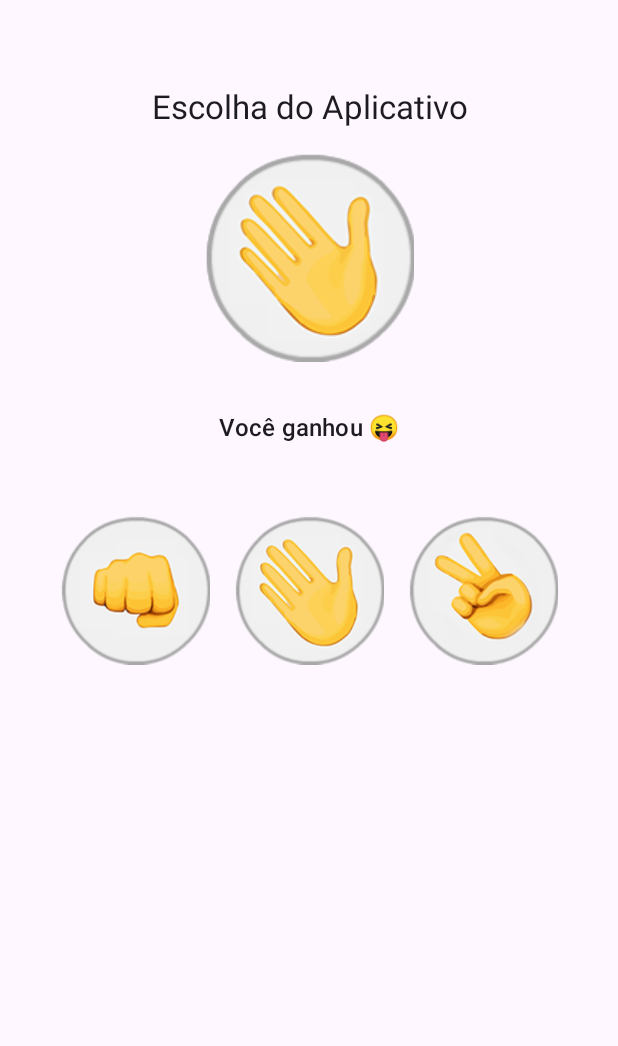
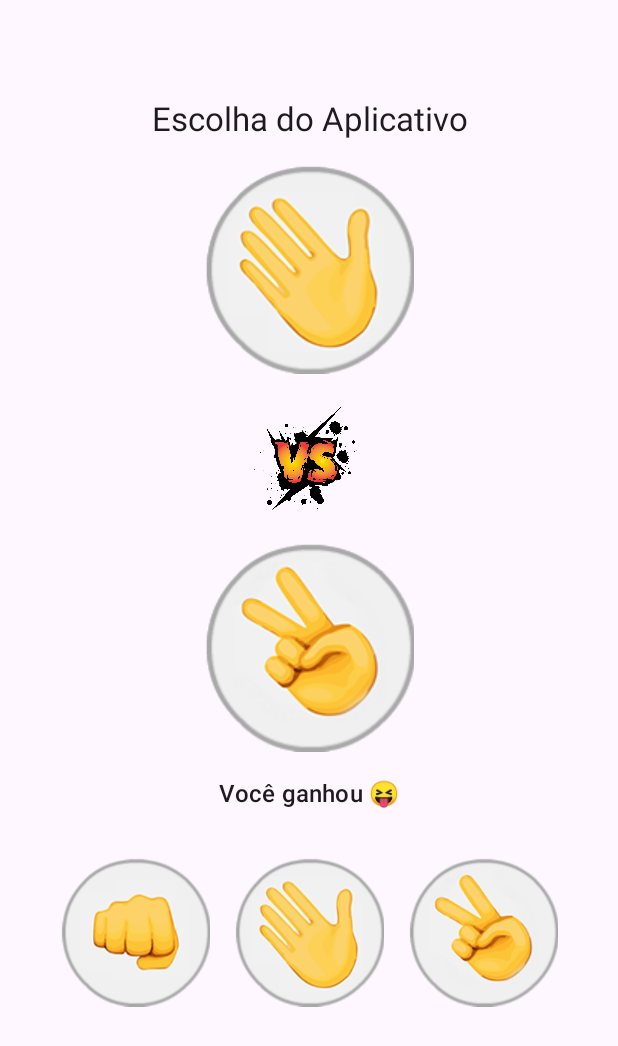
Before and after one commit to V1n1c1us-K-S-W4t4n4b3/Jokenpo-em-Java, an Android app: the screen it shows after launch (MainActivity), after a tap on an icon or button, on a phone screen of 412 x 824 dp. Shown: the top 1046 px of the screen. Run offline under Robolectric (Android 15) with nearby library versions, the phone set to English and light mode, and no system bars; 1 other tap on this screen came first.

Commit message:
fine adjustments

```diff
--- a/app/src/main/java/com/kzdev/jokenpo/MainActivity.java
+++ b/app/src/main/java/com/kzdev/jokenpo/MainActivity.java
@@ -41,7 +41,9 @@ public class MainActivity extends AppCompatActivity {
 
     public void selectChoice(String selectChoice) {
 
-        ImageView imageView = findViewById(R.id.iv_app_choice);
+        ImageView imageAppChoiceView = findViewById(R.id.iv_app_choice);
+
+        ImageView imageYourChoiceView = findViewById(R.id.iv_your_choice);
 
         TextView textResult = findViewById(R.id.tv_result);
 
@@ -51,20 +53,32 @@ public class MainActivity extends AppCompatActivity {
 
         String optionsApp = options[number];
 
-        switch (optionsApp) {
-
+        switch (selectChoice) {
             case "stone":
-                imageView.setImageResource(R.drawable.pedra);
+                imageYourChoiceView.setImageResource(R.drawable.pedra);
                 break;
 
             case "paper":
-                imageView.setImageResource(R.drawable.papel);
+                imageYourChoiceView.setImageResource(R.drawable.papel);
                 break;
 
             case "scissor":
-                imageView.setImageResource(R.drawable.tesoura);
+                imageYourChoiceView.setImageResource(R.drawable.tesoura);
+                break;
+        }
+
+        switch (optionsApp) {
+            case "stone":
+                imageAppChoiceView.setImageResource(R.drawable.pedra);
                 break;
 
+            case "paper":
+                imageAppChoiceView.setImageResource(R.drawable.papel);
+                break;
+
+            case "scissor":
+                imageAppChoiceView.setImageResource(R.drawable.tesoura);
+                break;
         }
 
         if (
--- a/app/src/main/res/layout/activity_main.xml
+++ b/app/src/main/res/layout/activity_main.xml
@@ -14,7 +14,7 @@
         android:layout_height="wrap_content"
         android:layout_gravity="top"
         android:layout_marginHorizontal="16dp"
-        android:layout_marginTop="56dp"
+        android:layout_marginTop="64dp"
         android:gravity="center"
         android:text="@string/choice_app" />
 
@@ -26,14 +26,30 @@
         android:layout_margin="16dp"
         android:background="@drawable/padrao" />
 
+    <androidx.appcompat.widget.AppCompatImageView
+        android:id="@+id/tv_VS"
+        style="@style/TextAppearance.Material3.TitleMedium"
+        android:layout_width="80dp"
+        android:layout_height="80dp"
+        android:layout_gravity="center"
+        android:background="@drawable/icon_vs"
+        android:gravity="center" />
+
+    <androidx.appcompat.widget.AppCompatImageView
+        android:id="@+id/iv_your_choice"
+        android:layout_width="140dp"
+        android:layout_height="140dp"
+        android:layout_gravity="center"
+        android:layout_margin="16dp"
+        android:background="@drawable/padrao" />
+
     <TextView
         android:id="@+id/tv_result"
         style="@style/TextAppearance.Material3.TitleMedium"
         android:layout_width="match_parent"
-        android:layout_margin="16dp"
         android:layout_height="wrap_content"
         android:gravity="center"
-       android:text="@string/select_option" />
+        android:text="@string/select_option" />
 
     <LinearLayout
         android:layout_width="match_parent"
--- a/app/src/main/res/values/strings.xml
+++ b/app/src/main/res/values/strings.xml
@@ -4,5 +4,5 @@
     <string name="you_lose">Você perdeu 🥲</string>
     <string name="you_win">Você ganhou 😝</string>
     <string name="we_have_draw">Nós empatamos 😉</string>
-    <string name="select_option">Escolha uma opção abaixo</string>
+    <string name="select_option">Escolha uma opção abaixo:</string>
 </resources>
```
Also changed, not shown: app/src/main/res/drawable/icon_vs.png (added).
